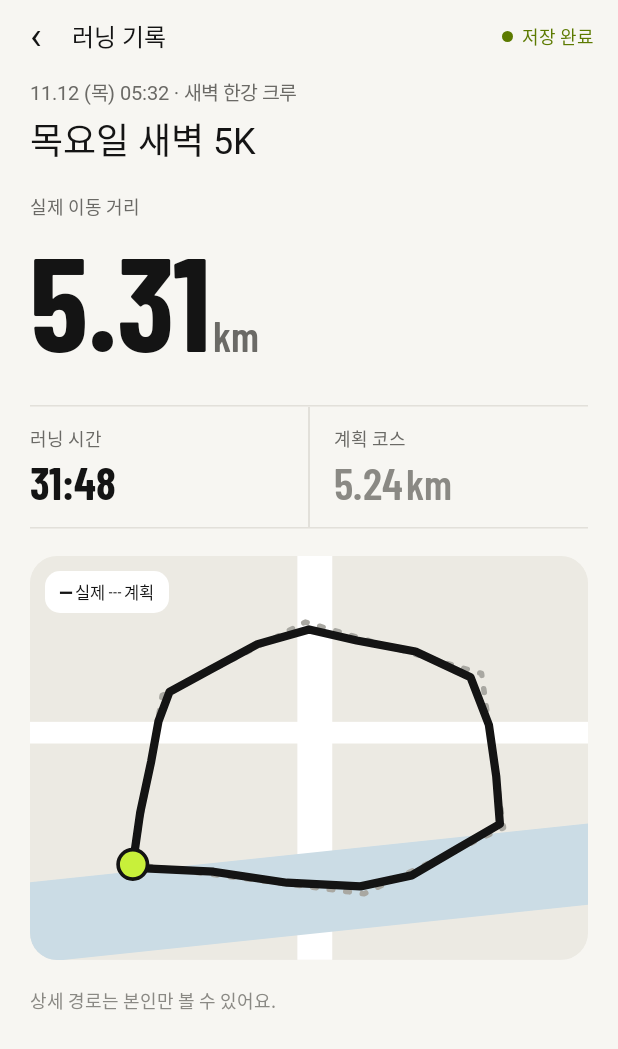
After one commit to sor999/dalmoi, an Android app built with Jetpack Compose: the composable RecordScreen shown on its own in the app's theme, on a phone screen of 412 x 824 dp. The commit adds this screen. Shown: the top 1049 px of the screen. Run offline under Robolectric (Android 15) with nearby library versions, the phone set to English and light mode, and no system bars; Roboto replaces fonts that are not available here.

Commit message:
feat: 러닝 기록 UI와 전체 화면 이동 연결
- 기록 화면과 타입 기반 내비게이션 및 하단 탭 연결
- 코스 저장과 로그인 및 러닝 종료 UI 테스트 추가

```diff
--- /dev/null
+++ b/android/app/src/main/java/com/sor999/dalmoi/presentation/record/RecordScreen.kt
@@ -0,0 +1,160 @@
+package com.sor999.dalmoi.presentation.record
+
+import androidx.compose.foundation.background
+import androidx.compose.foundation.layout.Arrangement
+import androidx.compose.foundation.layout.Box
+import androidx.compose.foundation.layout.Column
+import androidx.compose.foundation.layout.IntrinsicSize
+import androidx.compose.foundation.layout.Row
+import androidx.compose.foundation.layout.aspectRatio
+import androidx.compose.foundation.layout.fillMaxHeight
+import androidx.compose.foundation.layout.fillMaxSize
+import androidx.compose.foundation.layout.fillMaxWidth
+import androidx.compose.foundation.layout.height
+import androidx.compose.foundation.layout.padding
+import androidx.compose.foundation.layout.size
+import androidx.compose.foundation.layout.width
+import androidx.compose.foundation.rememberScrollState
+import androidx.compose.foundation.shape.CircleShape
+import androidx.compose.foundation.shape.RoundedCornerShape
+import androidx.compose.foundation.verticalScroll
+import androidx.compose.material3.HorizontalDivider
+import androidx.compose.material3.Surface
+import androidx.compose.runtime.Composable
+import androidx.compose.ui.Alignment
+import androidx.compose.ui.Modifier
+import androidx.compose.ui.draw.clip
+import androidx.compose.ui.text.font.FontWeight
+import androidx.compose.ui.unit.dp
+import androidx.compose.ui.unit.sp
+import com.sor999.dalmoi.R
+import com.sor999.dalmoi.app.demo.DalmoiUiState
+import com.sor999.dalmoi.app.demo.kilometers
+import com.sor999.dalmoi.presentation.common.component.ActionButton
+import com.sor999.dalmoi.presentation.common.component.Body
+import com.sor999.dalmoi.presentation.common.component.Caption
+import com.sor999.dalmoi.presentation.common.component.Metric
+import com.sor999.dalmoi.presentation.common.component.TopBar
+import com.sor999.dalmoi.presentation.common.component.label
+import com.sor999.dalmoi.presentation.common.map.FigmaMap
+import com.sor999.dalmoi.presentation.common.map.MapArtwork
+import com.sor999.dalmoi.presentation.common.theme.Palette
+
+@Composable
+fun RecordScreen(state: DalmoiUiState, onBack: () -> Unit, modifier: Modifier = Modifier) {
+    Column(modifier.fillMaxSize()) {
+        if (!state.mvp) {
+            TopBar(label(R.string.record_title), onBack) {
+                Row(
+                    verticalAlignment = Alignment.CenterVertically,
+                    horizontalArrangement = Arrangement.spacedBy(6.dp),
+                ) {
+                    Box(Modifier.size(7.dp).background(Palette.Positive, CircleShape))
+                    Body(
+                        label(if (state.processingRecord) R.string.record_processing else R.string.record_saved),
+
+                        size = 12.sp,
+                        color = Palette.Positive,
+                    )
+                }
+            }
+        }
+        Column(
+            Modifier.weight(1f).verticalScroll(rememberScrollState()).padding(
+                horizontal = 20.dp,
+                vertical = if (state.mvp) 16.dp else 4.dp,
+            ),
+
+            verticalArrangement = Arrangement.spacedBy(if (state.mvp) 20.dp else 18.dp),
+        ) {
+            Column(verticalArrangement = Arrangement.spacedBy(4.dp)) {
+                if (state.mvp) Body(label(R.string.record_complete), size = 26.sp, weight = FontWeight.Bold)
+                Body(
+                    label(if (state.mvp) R.string.mvp_date else R.string.record_date),
+                    size = 13.sp,
+                    color = Palette.Secondary,
+                )
+                if (!state.mvp) Body(state.runName, size = 24.sp, weight = FontWeight.Bold)
+            }
+            if (state.mvp) RecordMap(true)
+            Column {
+                Caption(label(if (state.mvp) R.string.run_distance else R.string.record_actual))
+                Metric(
+                    if (state.mvp) "5.12" else "5.31",
+                    size = if (state.mvp) 80.sp else 88.sp,
+                    unit = label(R.string.course_kilometers),
+                    unitSize = 28.sp,
+                )
+            }
+            Column {
+                HorizontalDivider(color = Palette.Border)
+                Row(Modifier.height(IntrinsicSize.Min)) {
+                    Column(
+                        Modifier.weight(1f).padding(vertical = 12.dp),
+                        verticalArrangement = Arrangement.spacedBy(2.dp),
+                    ) {
+                        Caption(label(R.string.run_duration))
+                        Metric(if (state.mvp) "32:47" else "31:48", size = if (state.mvp) 34.sp else 30.sp)
+                    }
+                    Box(Modifier.width(1.dp).fillMaxHeight().background(Palette.Border))
+                    Column(
+                        Modifier.weight(1f).padding(
+                            start = 16.dp,
+                            top = 12.dp,
+                            bottom = 12.dp,
+                        ),
+                        verticalArrangement = Arrangement.spacedBy(2.dp),
+                    ) {
+                        Caption(label(R.string.record_planned))
+                        Metric(
+                            if (state.mvp) "5.00" else kilometers(state.course.distanceMeters),
+                            size = if (state.mvp) 34.sp else 30.sp,
+                            weight = if (state.mvp) FontWeight.Bold else FontWeight.SemiBold,
+
+                            unit = label(R.string.course_kilometers),
+                            unitSize = if (state.mvp) 30.sp else 28.sp,
+                            color = Palette.Muted,
+                            unitColor = Palette.Muted,
+                        )
+                    }
+                }
+                HorizontalDivider(color = Palette.Border)
+            }
+            if (!state.mvp) {
+                RecordMap(false)
+                Caption(label(R.string.record_private), color = Palette.Muted)
+            }
+        }
+        if (state.mvp) {
+            ActionButton(
+                label(R.string.record_confirm),
+                onBack,
+                Modifier.padding(
+                    horizontal = 20.dp,
+                    vertical = 12.dp,
+                ),
+                height = 56.dp,
+            )
+        }
+    }
+}
+
+@Composable
+private fun RecordMap(mvp: Boolean) {
+    Box(Modifier.fillMaxWidth().aspectRatio(if (mvp) 320f / 260f else 304f / 220f).clip(RoundedCornerShape(18.dp))) {
+        FigmaMap(if (mvp) MapArtwork.MvpRecord else MapArtwork.Record, Modifier.fillMaxSize())
+        if (!mvp) {
+            Surface(Modifier.padding(10.dp), shape = RoundedCornerShape(10.dp)) {
+                Body(
+                    label(R.string.record_legend),
+                    Modifier.padding(
+                        horizontal = 10.dp,
+                        vertical = 6.dp,
+                    ),
+                    size = 11.sp,
+                    weight = FontWeight.SemiBold,
+                )
+            }
+        }
+    }
+}
--- a/android/app/src/main/res/values/strings.xml
+++ b/android/app/src/main/res/values/strings.xml
@@ -63,11 +63,24 @@
     <string name="home_waiting">대기 중인 그룹 러닝</string>
     <string name="map_add_point">경유지 추가</string>
     <string name="map_description">예시 코스 지도</string>
+    <string name="mvp_date">11월 15일 (토) 06:30 · 토요일 여의도 5K</string>
     <string name="mvp_distance">예상 거리 · 직선 기준</string>
     <string name="mvp_points_error">두 개 이상의 편집점을 선택해 주세요.</string>
     <string name="mvp_running_name">토요일 여의도 5K</string>
     <string name="nav_courses">코스</string>
     <string name="nav_crews">크루</string>
+    <string name="nav_home">홈</string>
+    <string name="nav_records">기록</string>
+    <string name="record_actual">실제 이동 거리</string>
+    <string name="record_complete">러닝 완료</string>
+    <string name="record_confirm">확인</string>
+    <string name="record_date">11.12 (목) 05:32 · 새벽 한강 크루</string>
+    <string name="record_legend">━ 실제     ┄ 계획</string>
+    <string name="record_planned">계획 코스</string>
+    <string name="record_private">상세 경로는 본인만 볼 수 있어요.</string>
+    <string name="record_processing">기록 처리 중</string>
+    <string name="record_saved">저장 완료</string>
+    <string name="record_title">러닝 기록</string>
     <string name="run_common_course">공통 코스</string>
     <string name="run_continue">계속 달리기</string>
     <string name="run_course_distance">코스 거리</string>
```
Also changed, not shown: android/app/src/main/java/com/sor999/dalmoi/app/MainActivity.kt (+2 -14 lines), android/app/src/main/java/com/sor999/dalmoi/navigation/DalmoiNavigation.kt (added, +281 -0 lines), 1 other file.
